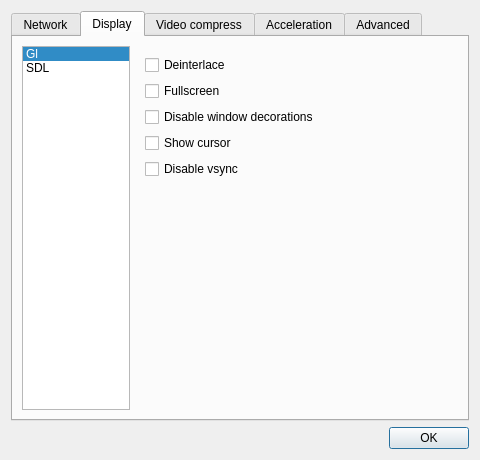
Qt form gui/QT/ui/settings.ui (CESNET/UltraGrid) before a commit.
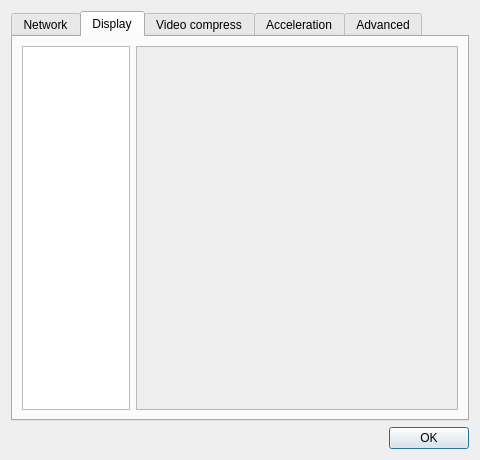
The same form after that commit. The open tabs and pages were chosen to show the change.

Commit message: GUI: Remove hardwired display settings

```diff
--- a/gui/QT/ui/settings.ui
+++ b/gui/QT/ui/settings.ui
@@ -411,88 +411,28 @@
            <verstretch>0</verstretch>
           </sizepolicy>
          </property>
-         <property name="currentRow">
-          <number>0</number>
-         </property>
-         <item>
-          <property name="text">
-           <string>Gl</string>
-          </property>
-         </item>
-         <item>
-          <property name="text">
-           <string>SDL</string>
-          </property>
-         </item>
         </widget>
        </item>
        <item>
-        <widget class="QStackedWidget" name="displayStack">
+        <widget class="QScrollArea" name="displayOptScroll">
          <property name="sizePolicy">
           <sizepolicy hsizetype="Expanding" vsizetype="Expanding">
            <horstretch>3</horstretch>
            <verstretch>0</verstretch>
           </sizepolicy>
          </property>
-         <property name="currentIndex">
-          <number>0</number>
+         <property name="widgetResizable">
+          <bool>true</bool>
          </property>
-         <widget class="QWidget" name="glPage">
-          <layout class="QFormLayout" name="formLayout_2">
-           <item row="0" column="0">
-            <widget class="QCheckBox" name="glDeinterlace">
-             <property name="text">
-              <string>Deinterlace</string>
-             </property>
-            </widget>
-           </item>
-           <item row="1" column="0">
-            <widget class="QCheckBox" name="glFullscreen">
-             <property name="text">
-              <string>Fullscreen</string>
-             </property>
-            </widget>
-           </item>
-           <item row="2" column="0">
-            <widget class="QCheckBox" name="glNoDecorate">
-             <property name="text">
-              <string>Disable window decorations</string>
-             </property>
-            </widget>
-           </item>
-           <item row="3" column="0">
-            <widget class="QCheckBox" name="glCursor">
-             <property name="text">
-              <string>Show cursor</string>
-             </property>
-            </widget>
-           </item>
-           <item row="4" column="0">
-            <widget class="QCheckBox" name="glNoVsync">
-             <property name="text">
-              <string>Disable vsync</string>
-             </property>
-            </widget>
-           </item>
-          </layout>
-         </widget>
-         <widget class="QWidget" name="sdl_page">
-          <layout class="QFormLayout" name="formLayout_3">
-           <item row="0" column="0">
-            <widget class="QCheckBox" name="sdlDeinterlace">
-             <property name="text">
-              <string>Deinterlace</string>
-             </property>
-            </widget>
-           </item>
-           <item row="1" column="0">
-            <widget class="QCheckBox" name="sdlFullscreen">
-             <property name="text">
-              <string>Fullscreen</string>
-             </property>
-            </widget>
-           </item>
-          </layout>
+         <widget class="QWidget" name="scrollAreaWidgetContents_2">
+          <property name="geometry">
+           <rect>
+            <x>0</x>
+            <y>0</y>
+            <width>323</width>
+            <height>363</height>
+           </rect>
+          </property>
          </widget>
         </widget>
        </item>
```
Left out of the diff: 16 changed lines with no effect on the pictures. The commit also changes 2 other files.
